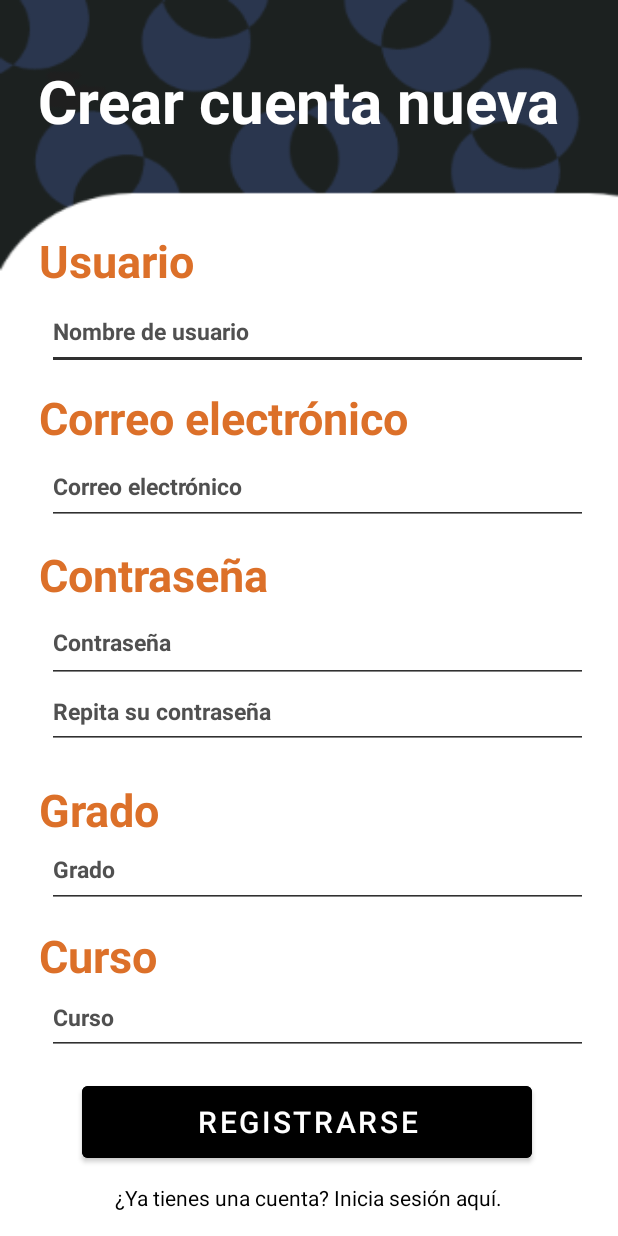
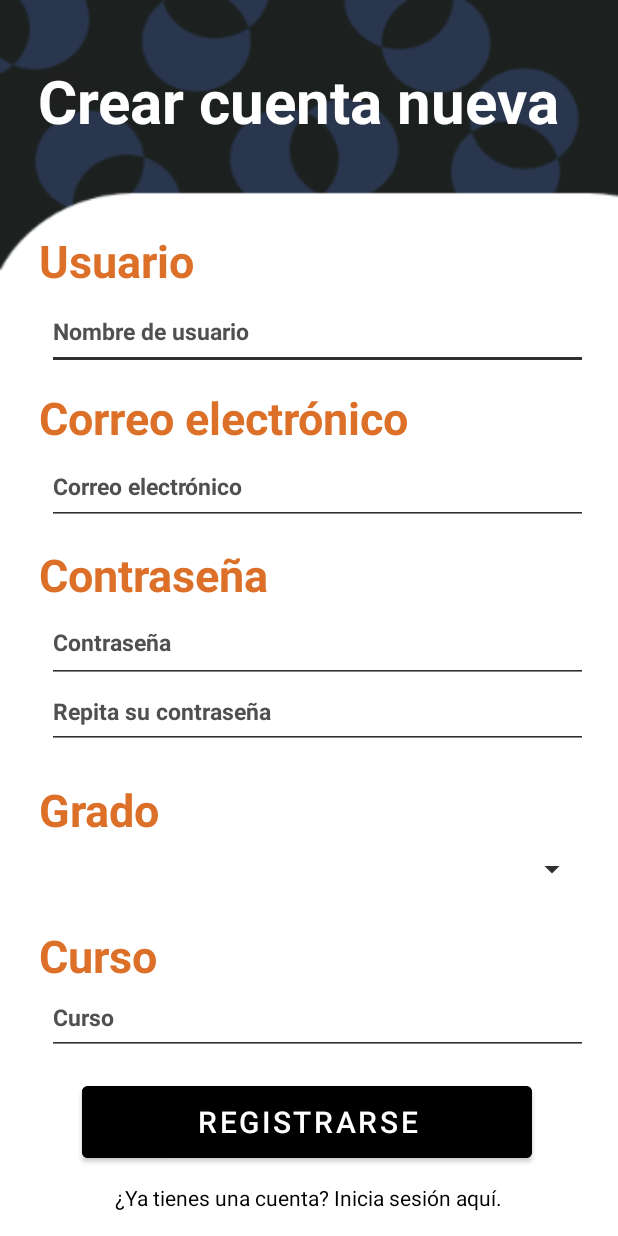
Before and after one commit to Lmmp-02/NPI, an Android app: the RegistraUsuarioActivity screen opened directly, with no data from a screen before it, on a phone screen of 412 x 824 dp. Run offline under Robolectric (Android 15) with nearby library versions, the phone set to English and light mode, and no system bars; our stand-ins replace Firebase (no records; nobody signed in at launch, a user with empty details on screens opened directly).

Commit message:
Initial commit

```diff
--- a/Practica_3/AsistenteEtsiit/app/src/main/java/grupo2/AsistenteEtsiit/RegistraUsuarioActivity.java
+++ b/Practica_3/AsistenteEtsiit/app/src/main/java/grupo2/AsistenteEtsiit/RegistraUsuarioActivity.java
@@ -10,6 +10,7 @@ import android.text.TextUtils;
 import android.view.View;
 import android.widget.Button;
 import android.widget.EditText;
+import android.widget.Spinner;
 import android.widget.TextView;
 import android.widget.Toast;
 
@@ -24,7 +25,8 @@ import com.google.firebase.storage.StorageReference;
 
 public class RegistraUsuarioActivity extends AppCompatActivity {
     TextView boton_login, boton_invitado;
-    EditText usuario, correo, password, re_password, grado, grupo;
+    EditText usuario, correo, password, re_password, grupo;
+    Spinner grado;
     Button boton_registro;
     FirebaseAuth auth;
     String emailRegex = "^[\\w-\\.]+@([\\w-]+\\.)+[\\w-]{2,4}$";
@@ -43,7 +45,7 @@ public class RegistraUsuarioActivity extends AppCompatActivity {
         correo = findViewById(R.id.editTextCorreo);
         password = findViewById(R.id.editTextPassword);
         re_password = findViewById(R.id.editTextPassword2);
-        grado = findViewById(R.id.editTextGrado);
+        grado = findViewById(R.id.spinnerGrado);
         grupo = findViewById(R.id.editTextCurso);
         boton_login = findViewById(R.id.textoRegistro);
         boton_registro = findViewById(R.id.boton_entrar);
--- a/Practica_3/AsistenteEtsiit/app/src/main/res/layout/activity_registra_usuario.xml
+++ b/Practica_3/AsistenteEtsiit/app/src/main/res/layout/activity_registra_usuario.xml
@@ -143,8 +143,8 @@
         app:layout_constraintTop_toTopOf="parent"
         app:layout_constraintVertical_bias="0.94" />
 
-    <EditText
-        android:id="@+id/editTextGrado"
+    <Spinner
+        android:id="@+id/spinnerGrado"
         android:layout_width="0dp"
         android:layout_height="51dp"
         android:layout_marginStart="5dp"
@@ -152,16 +152,14 @@
         android:layout_marginEnd="20dp"
         android:backgroundTint="#303030"
         android:ems="10"
-        android:hint="@string/grado"
-        android:inputType="text"
         android:textColor="@color/black"
-        android:textColorHint="#505050"
         android:textSize="15sp"
         android:textStyle="bold"
         app:layout_constraintEnd_toEndOf="parent"
         app:layout_constraintHorizontal_bias="0.0"
         app:layout_constraintStart_toStartOf="@+id/textView9"
         app:layout_constraintTop_toBottomOf="@+id/textView9" />
+
 
     <TextView
         android:id="@+id/textView9"
```
